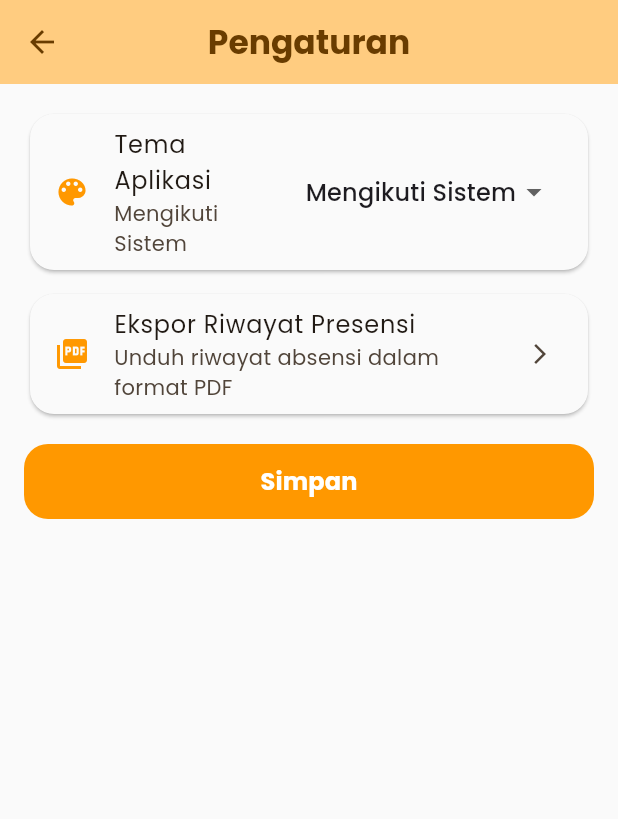
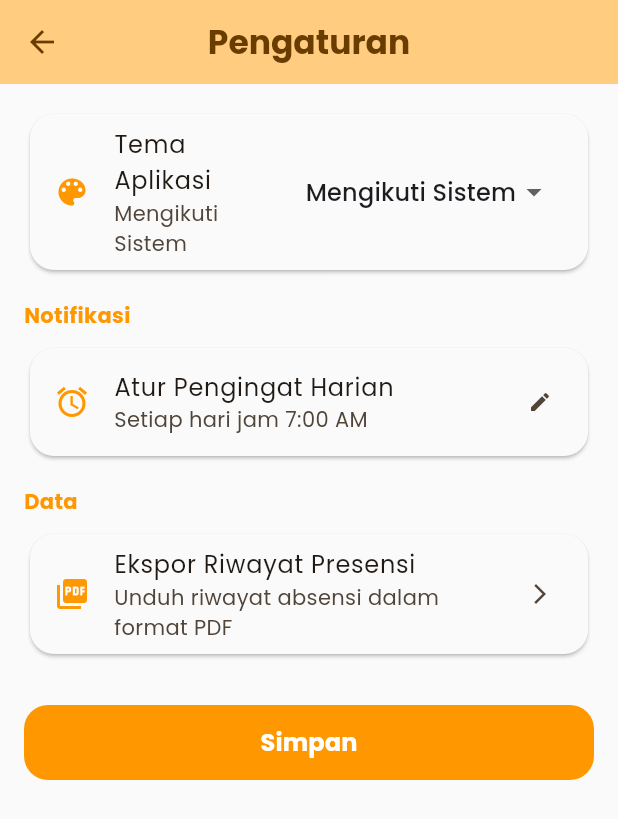
Before and after one commit to gerrybagaskoro/absensi_ppkdjp_b3, a Flutter app: the DashboardPresensi screen opened by its route, item 5 of the bottom bar chosen, after a tap on "Pengaturan", on a phone screen of 412 x 824 dp. Shown: the top 819 px of the screen. Run offline on Flutter 3.47's test engine with Material 3 defaults, Android fonts, the phone set to English and light mode, and no system bars; our stand-ins replace animate_do, flutter_local_notifications, flutter_timezone, geocoding, geolocator, google_fonts and 10 more; accounts and stored records are empty; network calls fail.

Commit message:
feat: add feature reminder absensi with push notification

```diff
--- a/lib/main.dart
+++ b/lib/main.dart
@@ -1,3 +1,4 @@
+import 'package:absensi_ppkdjp_b3/services/notification_service.dart';
 import 'package:absensi_ppkdjp_b3/utils/app_theme.dart';
 import 'package:absensi_ppkdjp_b3/utils/theme_provider.dart';
 import 'package:absensi_ppkdjp_b3/views/auth/forgot_account_presensi.dart';
@@ -13,6 +14,7 @@ import 'package:provider/provider.dart';
 
 void main() async {
   WidgetsFlutterBinding.ensureInitialized();
+  await NotificationService().init(); // Initialize Notifications
   await initializeDateFormatting('id_ID', null);
 
   runApp(
--- /dev/null
+++ b/lib/services/notification_service.dart
@@ -0,0 +1,188 @@
+import 'dart:io';
+
+import 'package:flutter/material.dart';
+import 'package:flutter_local_notifications/flutter_local_notifications.dart';
+import 'package:flutter_timezone/flutter_timezone.dart';
+import 'package:shared_preferences/shared_preferences.dart';
+import 'package:timezone/data/latest_all.dart' as tz;
+import 'package:timezone/timezone.dart' as tz;
+
+class NotificationService {
+  static final NotificationService _instance = NotificationService._internal();
+
+  factory NotificationService() {
+    return _instance;
+  }
+
+  NotificationService._internal();
+
+  final FlutterLocalNotificationsPlugin flutterLocalNotificationsPlugin =
+      FlutterLocalNotificationsPlugin();
+
+  static const String _timeKey = 'daily_reminder_time';
+  // V3: New channel ID to ensure fresh settings (Importance.max, Alarm Category)
+  static const String _channelId = 'daily_reminder_v3';
+
+  Future<void> init() async {
+    // 1. Initialize Timezone Database
+    tz.initializeTimeZones();
+
+    // 2. Set Location using REAL device timezone
+    try {
+      final timeZoneName = await FlutterTimezone.getLocalTimezone();
+      tz.setLocalLocation(tz.getLocation(timeZoneName.toString()));
+      debugPrint("Timezone initialized: $timeZoneName");
+    } catch (e) {
+      debugPrint("Failed to set timezone: $e");
+      // Fallback to Jakarta if detection fails
+      try {
+        tz.setLocalLocation(tz.getLocation('Asia/Jakarta'));
+      } catch (_) {}
+    }
+
+    // 3. Android Initialize
+    const AndroidInitializationSettings initializationSettingsAndroid =
+        AndroidInitializationSettings('@mipmap/ic_launcher');
+
+    // 4. iOS Initialize
+    final DarwinInitializationSettings initializationSettingsDarwin =
+        DarwinInitializationSettings(
+          requestSoundPermission: true,
+          requestBadgePermission: true,
+          requestAlertPermission: true,
+        );
+
+    final InitializationSettings initializationSettings =
+        InitializationSettings(
+          android: initializationSettingsAndroid,
+          iOS: initializationSettingsDarwin,
+        );
+
+    await flutterLocalNotificationsPlugin.initialize(
+      initializationSettings,
+      onDidReceiveNotificationResponse: (NotificationResponse response) async {
+        debugPrint('Notification clicked: ${response.payload}');
+      },
+    );
+  }
+
+  Future<void> requestPermissions() async {
+    if (Platform.isAndroid) {
+      final androidImplementation = flutterLocalNotificationsPlugin
+          .resolvePlatformSpecificImplementation<
+            AndroidFlutterLocalNotificationsPlugin
+          >();
+
+      final bool? result = await androidImplementation
+          ?.requestNotificationsPermission();
+      debugPrint('Notification permission granted: $result');
+    } else if (Platform.isIOS) {
+      await flutterLocalNotificationsPlugin
+          .resolvePlatformSpecificImplementation<
+            IOSFlutterLocalNotificationsPlugin
+          >()
+          ?.requestPermissions(alert: true, badge: true, sound: true);
+    }
+  }
+
+  // Returns a diagnostic message to display to the user
+  Future<String> scheduleDailyNotification({TimeOfDay? time}) async {
+    final prefs = await SharedPreferences.getInstance();
+
+    // 1. Handle Permission for Exact Alarms (Android 12+)
+    if (Platform.isAndroid) {
+      final androidImplementation = flutterLocalNotificationsPlugin
+          .resolvePlatformSpecificImplementation<
+            AndroidFlutterLocalNotificationsPlugin
+          >();
+      // requestExactAlarmsPermission returns Future<bool>
+      await androidImplementation?.requestExactAlarmsPermission();
+    }
+
+    // 2. Persist Time
+    if (time != null) {
+      final timeString = '${time.hour}:${time.minute}';
+      await prefs.setString(_timeKey, timeString);
+    }
+
+    // 3. Load Time (default 07:00)
+    final savedTimeStr = prefs.getString(_timeKey) ?? "7:0";
+    final parts = savedTimeStr.split(':');
+    final hour = int.parse(parts[0]);
+    final minute = int.parse(parts[1]);
+
+    // 4. Cancel Old
+    await flutterLocalNotificationsPlugin.cancel(0);
+
+    // 5. Calculate Next Data
+    final scheduledDate = _nextInstanceOfTime(hour, minute);
+
+    // 6. Schedule
+    try {
+      await flutterLocalNotificationsPlugin.zonedSchedule(
+        0, // ID
+        'Ayo Absen!',
+        'Jangan lupa absen sebelum jam 08:00 pagi agar tidak terlambat.',
+        scheduledDate,
+        const NotificationDetails(
+          android: AndroidNotificationDetails(
+            _channelId,
+            'Daily Reminder',
+            channelDescription: 'Reminder to clock in every morning',
+            importance: Importance.max,
+            priority: Priority.high,
+            // Critical for reliable delivery
+            category: AndroidNotificationCategory.alarm,
+            fullScreenIntent: true,
+            ticker: 'Waktunya Absen!',
+          ),
+          iOS: DarwinNotificationDetails(
+            presentAlert: true,
+            presentBadge: true,
+            presentSound: true,
+            interruptionLevel: InterruptionLevel.critical,
+          ),
+        ),
+        androidScheduleMode: AndroidScheduleMode.alarmClock,
+        uiLocalNotificationDateInterpretation:
+            UILocalNotificationDateInterpretation.absoluteTime,
+        matchDateTimeComponents: DateTimeComponents.time,
+      );
+
+      final logMsg =
+          "Jadwal: ${scheduledDate.year}-${scheduledDate.month}-${scheduledDate.day} ${scheduledDate.hour.toString().padLeft(2, '0')}:${scheduledDate.minute.toString().padLeft(2, '0')} ${scheduledDate.location.name}";
+      debugPrint(logMsg);
+      return logMsg;
+    } catch (e) {
+      debugPrint("Error scheduling: $e");
+      return "Gagal mengatur notifikasi: $e";
+    }
+  }
+
+  tz.TZDateTime _nextInstanceOfTime(int hour, int minute) {
+    // Current time in configured location
+    final tz.TZDateTime now = tz.TZDateTime.now(tz.local);
+
+    tz.TZDateTime scheduledDate = tz.TZDateTime(
+      tz.local,
+      now.year,
+      now.month,
+      now.day,
+      hour,
+      minute,
+    );
+
+    // If schedule is in the past for today, move to tomorrow
+    if (scheduledDate.isBefore(now)) {
+      scheduledDate = scheduledDate.add(const Duration(days: 1));
+    }
+    return scheduledDate;
+  }
+
+  Future<TimeOfDay> getScheduledTime() async {
+    final prefs = await SharedPreferences.getInstance();
+    final savedTimeStr = prefs.getString(_timeKey) ?? "7:0";
+    final parts = savedTimeStr.split(':');
+    return TimeOfDay(hour: int.parse(parts[0]), minute: int.parse(parts[1]));
+  }
+}
--- a/lib/views/presensi/dashboard_presensi.dart
+++ b/lib/views/presensi/dashboard_presensi.dart
@@ -2,6 +2,7 @@
 
 import 'package:absensi_ppkdjp_b3/api/absen_api.dart';
 import 'package:absensi_ppkdjp_b3/model/auth/absen_today.dart';
+import 'package:absensi_ppkdjp_b3/services/notification_service.dart';
 import 'package:absensi_ppkdjp_b3/utils/lottie_overlay.dart'; // ⬅️ helper overlay
 import 'package:absensi_ppkdjp_b3/views/presensi/history_presensi.dart';
 import 'package:absensi_ppkdjp_b3/views/presensi/izin_presensi.dart';
@@ -11,6 +12,7 @@ import 'package:absensi_ppkdjp_b3/widgets/absensi/header_section.dart';
 import 'package:absensi_ppkdjp_b3/widgets/absensi/location_card.dart';
 import 'package:animate_do/animate_do.dart';
 import 'package:flutter/material.dart';
+import 'package:geolocator/geolocator.dart';
 
 class DashboardPresensi extends StatefulWidget {
   static const String id = '/dashboard_presensi';
@@ -28,6 +30,21 @@ class _DashboardPresensiState extends State<DashboardPresensi> {
   void initState() {
     super.initState();
     _loadTodayAbsen();
+    _setupPermissions();
+  }
+
+  Future<void> _setupPermissions() async {
+    // 1. Notification (Android 13+ & iOS)
+    await NotificationService().requestPermissions();
+
+    // 2. Schedule Notification if not already set or refreshing it
+    await NotificationService().scheduleDailyNotification();
+
+    // 3. Location (chained immediately after)
+    LocationPermission permission = await Geolocator.checkPermission();
+    if (permission == LocationPermission.denied) {
+      permission = await Geolocator.requestPermission();
+    }
   }
 
   Future<void> _loadTodayAbsen() async {
--- a/lib/views/profile/profile_presensi.dart
+++ b/lib/views/profile/profile_presensi.dart
@@ -2,7 +2,6 @@ import 'package:absensi_ppkdjp_b3/api/profile_service.dart';
 import 'package:absensi_ppkdjp_b3/extension/navigation.dart';
 import 'package:absensi_ppkdjp_b3/model/auth/get_profile_model.dart';
 import 'package:absensi_ppkdjp_b3/preference/shared_preference.dart';
-import 'package:absensi_ppkdjp_b3/services/history_pdf_export_service.dart';
 import 'package:absensi_ppkdjp_b3/views/auth/login_presensi.dart';
 import 'package:absensi_ppkdjp_b3/views/profile/about_app.dart';
 import 'package:absensi_ppkdjp_b3/views/profile/edit_profile_presensi.dart';
@@ -206,12 +205,7 @@ class _ProfilePresensiState extends State<ProfilePresensi> {
                             text: "Pengaturan",
                             onTap: () => context.push(const SettingsPresensi()),
                           ),
-                          _buildMenuCard(
-                            icon: Icons.picture_as_pdf,
-                            text: "Ekspor Riwayat Absensi",
-                            onTap: () =>
-                                HistoryPdfExportService.exportHistory(context),
-                          ),
+
                           _buildMenuCard(
                             icon: Icons.info,
                             text: "Tentang Aplikasi",
--- a/lib/views/profile/settings_presensi.dart
+++ b/lib/views/profile/settings_presensi.dart
@@ -1,11 +1,58 @@
 import 'package:absensi_ppkdjp_b3/extension/navigation.dart';
 import 'package:absensi_ppkdjp_b3/services/history_pdf_export_service.dart';
+import 'package:absensi_ppkdjp_b3/services/notification_service.dart';
 import 'package:absensi_ppkdjp_b3/utils/theme_provider.dart';
 import 'package:flutter/material.dart';
 import 'package:provider/provider.dart';
 
-class SettingsPresensi extends StatelessWidget {
+class SettingsPresensi extends StatefulWidget {
   const SettingsPresensi({super.key});
+
+  @override
+  State<SettingsPresensi> createState() => _SettingsPresensiState();
+}
+
+class _SettingsPresensiState extends State<SettingsPresensi> {
+  TimeOfDay? _scheduledTime;
+
+  @override
+  void initState() {
+    super.initState();
+    _loadScheduledTime();
+  }
+
+  Future<void> _loadScheduledTime() async {
+    final time = await NotificationService().getScheduledTime();
+    setState(() {
+      _scheduledTime = time;
+    });
+  }
+
+  Future<void> _pickTime() async {
+    final now = TimeOfDay.now();
+    final picked = await showTimePicker(
+      context: context,
+      initialTime: _scheduledTime ?? const TimeOfDay(hour: 6, minute: 0),
+    );
+
+    if (picked != null) {
+      // Call service and get debug message
+      final msg = await NotificationService().scheduleDailyNotification(
+        time: picked,
+      );
+
+      setState(() {
+        _scheduledTime = picked;
+      });
+
+      if (mounted) {
+        // Show detailed feedback to user
+        ScaffoldMessenger.of(context).showSnackBar(
+          SnackBar(content: Text(msg), duration: const Duration(seconds: 4)),
+        );
+      }
+    }
+  }
 
   @override
   Widget build(BuildContext context) {
@@ -60,9 +107,57 @@ class SettingsPresensi extends StatelessWidget {
               ),
             ),
           ),
+          const SizedBox(height: 16),
+
+          // 🔹 Notifikasi Section
+          Text(
+            "Notifikasi",
+            style: TextStyle(
+              fontSize: 14,
+              fontWeight: FontWeight.bold,
+              color: scheme.primary,
+            ),
+          ),
           const SizedBox(height: 8),
 
+          Card(
+            shape: RoundedRectangleBorder(
+              borderRadius: BorderRadius.circular(16),
+            ),
+            elevation: 1,
+            child: Column(
+              children: [
+                ListTile(
+                  leading: Icon(Icons.alarm, color: scheme.primary),
+                  title: const Text("Atur Pengingat Harian"),
+                  subtitle: Text(
+                    _scheduledTime != null
+                        ? "Setiap hari jam ${_scheduledTime!.format(context)}"
+                        : "Memuat...",
+                  ),
+                  onTap: _pickTime,
+                  trailing: Icon(
+                    Icons.edit,
+                    size: 16,
+                    color: scheme.onSurfaceVariant,
+                  ),
+                ),
+              ],
+            ),
+          ),
+
+          const SizedBox(height: 16),
+
           // 🔹 Ekspor Data
+          Text(
+            "Data",
+            style: TextStyle(
+              fontSize: 14,
+              fontWeight: FontWeight.bold,
+              color: scheme.primary,
+            ),
+          ),
+          const SizedBox(height: 8),
           Card(
             shape: RoundedRectangleBorder(
               borderRadius: BorderRadius.circular(16),
@@ -80,7 +175,7 @@ class SettingsPresensi extends StatelessWidget {
               ),
             ),
           ),
-          const SizedBox(height: 16),
+          const SizedBox(height: 30),
 
           // 🔹 Tombol simpan
           SizedBox(
--- a/pubspec.yaml
+++ b/pubspec.yaml
@@ -45,14 +45,17 @@ dependencies:
   image_picker: ^1.2.0
   intl: ^0.20.2
   introduction_screen: ^4.0.0
+  flutter_local_notifications: ^18.0.1
+  timezone: ^0.10.0
   lottie: 3.3.1
   marquee: ^2.3.0
   pdf: ^3.11.3
   printing: ^5.14.2
   provider: ^6.1.5+1
-  shared_preferences: ^2.5.3
+  shared_preferences: ^2.5.4
   shimmer: ^3.0.0
   sticky_headers: ^0.3.0+2
+  flutter_timezone: ^5.0.1
 
 dev_dependencies:
   flutter_lints: ^5.0.0
```
Also changed, not shown: pubspec.lock, 7 other files.
